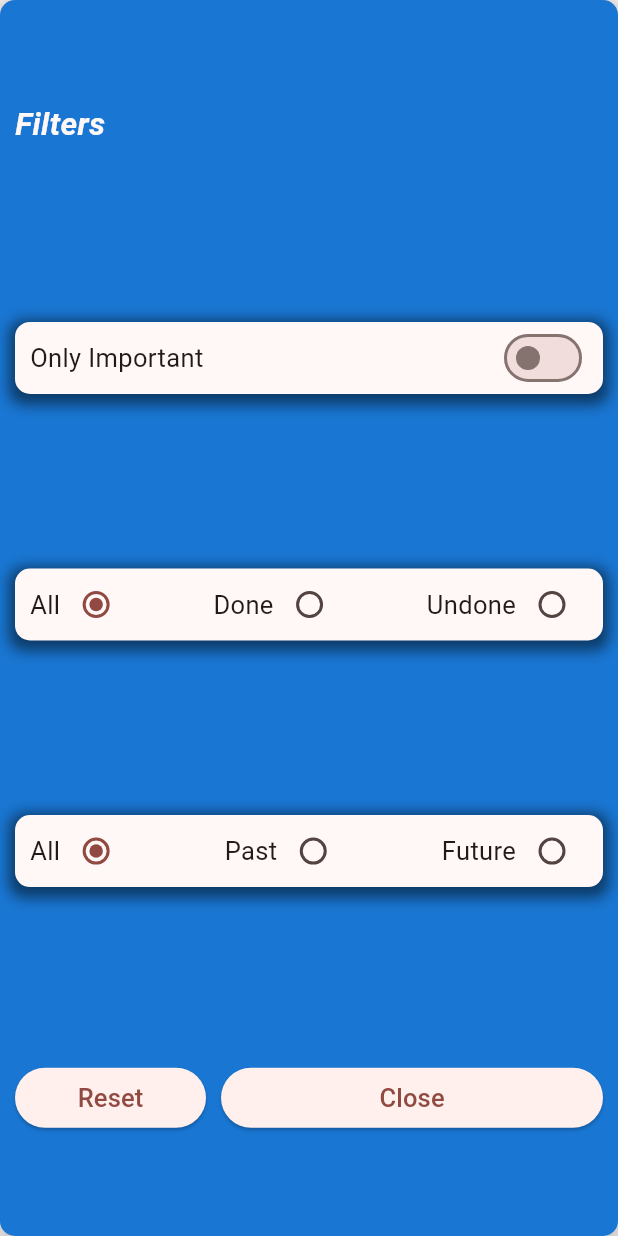
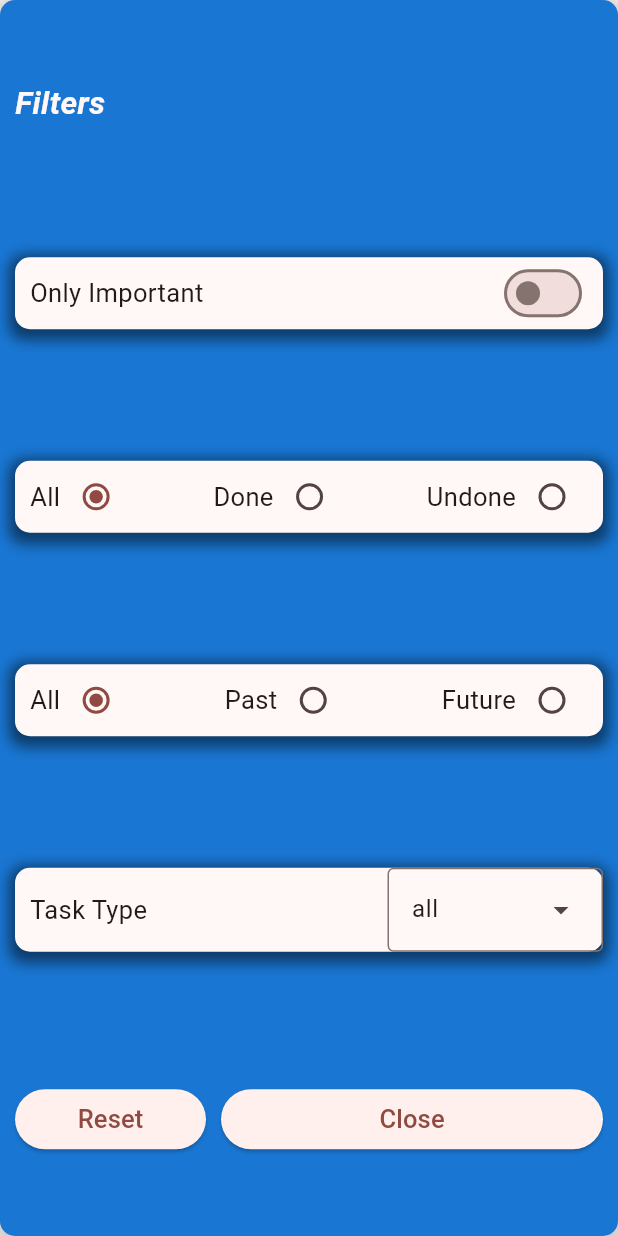
Before and after one commit to aliosmansahin/flutter-todolist, a Flutter app: the FilterOpened widget shown alone on an empty page, opened directly, on a phone screen of 412 x 824 dp. Run offline on Flutter 3.47's test engine with Material 3 defaults, Android fonts, the phone set to English and light mode, and no system bars; our stand-ins replace drift, flutter_local_notifications, flutter_timezone, timezone; missing offline and left inert: android_intent_plus, dart:ffi; accounts and stored records are empty; generated files the repository leaves out were written again.

Commit message:
added type filter for tasks
Signed-off-by: aliosmansahin <aliosmsahin01@gmail.com>

```diff
--- /dev/null
+++ b/lib/filter/filterfields/filtertype.dart
@@ -0,0 +1,71 @@
+/*
+
+Shows the type field of the filtering ui
+
+Created by Ali Osman ŞAHİN on 09/08/2025
+
+*/
+
+part of '../../main.dart';
+
+class FilterType extends StatefulWidget {
+  const FilterType({super.key});
+
+  @override
+  State<FilterType> createState() => _FilterTypeState();
+}
+
+class _FilterTypeState extends State<FilterType> {
+  late final TextEditingController controller;
+
+  @override
+  void initState() {
+    super.initState();
+    controller = TextEditingController(
+      text: _segmentAllState.currentState!.type,
+    );
+  }
+
+  @override
+  Widget build(BuildContext context) {
+    controller.text = _segmentAllState.currentState!.type;
+    return Container(
+      padding: EdgeInsets.only(left: 10),
+      decoration: BoxDecoration(
+        borderRadius: BorderRadius.all(Radius.circular(10)),
+        color: Theme.of(context).canvasColor,
+        boxShadow: [
+          BoxShadow(
+            color: Colors.black.withValues(alpha: 0.5),
+            spreadRadius: 4,
+            blurRadius: 7,
+            offset: Offset(0, 3),
+          ),
+        ],
+      ),
+      child: Row(
+        mainAxisAlignment: MainAxisAlignment.spaceBetween,
+        children: [
+          Text("Task Type", style: TextStyle(fontSize: 17)),
+          DropdownMenu(
+            controller: controller,
+            onSelected: (value) {
+              _segmentAllState.currentState!.setState(() {
+                if (value != null) {
+                  _segmentAllState.currentState!.type = value;
+                }
+              });
+            },
+            dropdownMenuEntries: [
+              DropdownMenuEntry(value: "all", label: "All"),
+              DropdownMenuEntry(value: "food", label: "Food"),
+              DropdownMenuEntry(value: "sport", label: "Sport"),
+              DropdownMenuEntry(value: "work", label: "Work"),
+              DropdownMenuEntry(value: "school", label: "School"),
+            ],
+          ),
+        ],
+      ),
+    );
+  }
+}
--- a/lib/filter/filteropened.dart
+++ b/lib/filter/filteropened.dart
@@ -61,6 +61,9 @@ class _FilterOpenedState extends State<FilterOpened> {
               //Past/Future
               FilterDate(),
 
+              //Type
+              FilterType(),
+
               //Close Button
               FilterFormButtons(),
             ],
--- a/lib/filter/filterui.dart
+++ b/lib/filter/filterui.dart
@@ -20,7 +20,7 @@ class _FilterUIState extends State<FilterUI> {
   Widget build(BuildContext context) {
     return AnimatedPositioned(
       width: _mainPageState.currentState!.filterOpened ? 350 : 80,
-      height: _mainPageState.currentState!.filterOpened ? 300 : 80,
+      height: _mainPageState.currentState!.filterOpened ? 380 : 80,
       bottom: _mainPageState.currentState!.filterOpened ? 200 : 105,
       left: _mainPageState.currentState!.filterOpened ? 20 : 20,
       duration: Duration(seconds: 1),
--- a/lib/main.dart
+++ b/lib/main.dart
@@ -54,6 +54,7 @@ part 'filter/filterfields/filterimportant.dart';
 part 'filter/filterfields/filterstatus.dart';
 part 'filter/filterfields/filterdate.dart';
 part 'filter/filterformbuttons.dart';
+part 'filter/filterfields/filtertype.dart';
 
 //Instance for database
 late Database db;
--- a/lib/segments/segmentall.dart
+++ b/lib/segments/segmentall.dart
@@ -25,14 +25,18 @@ class _SegmentAllState extends State<SegmentAll> {
   bool important = false;
   String done = "alldone";
   String date = "alldate";
+  String type = "all";
 
   /*
     Resets all filters to default
   */
   void resetFilters() {
-    important = false;
-    done = "alldone";
-    date = "alldate";
+    setState(() {
+      important = false;
+      done = "alldone";
+      date = "alldate";
+      type = "all";
+    });
   }
 
   void filterTasks() {
@@ -72,6 +76,11 @@ class _SegmentAllState extends State<SegmentAll> {
             .toList();
       }
 
+      //Type
+      if (type != "all") {
+        tasksList = tasksList.where((task) => task.type == type).toList();
+      }
+
       //Pass them to tasksMap
       if (tasksList.isNotEmpty) {
         tasks[element.key] = tasksList;
```
